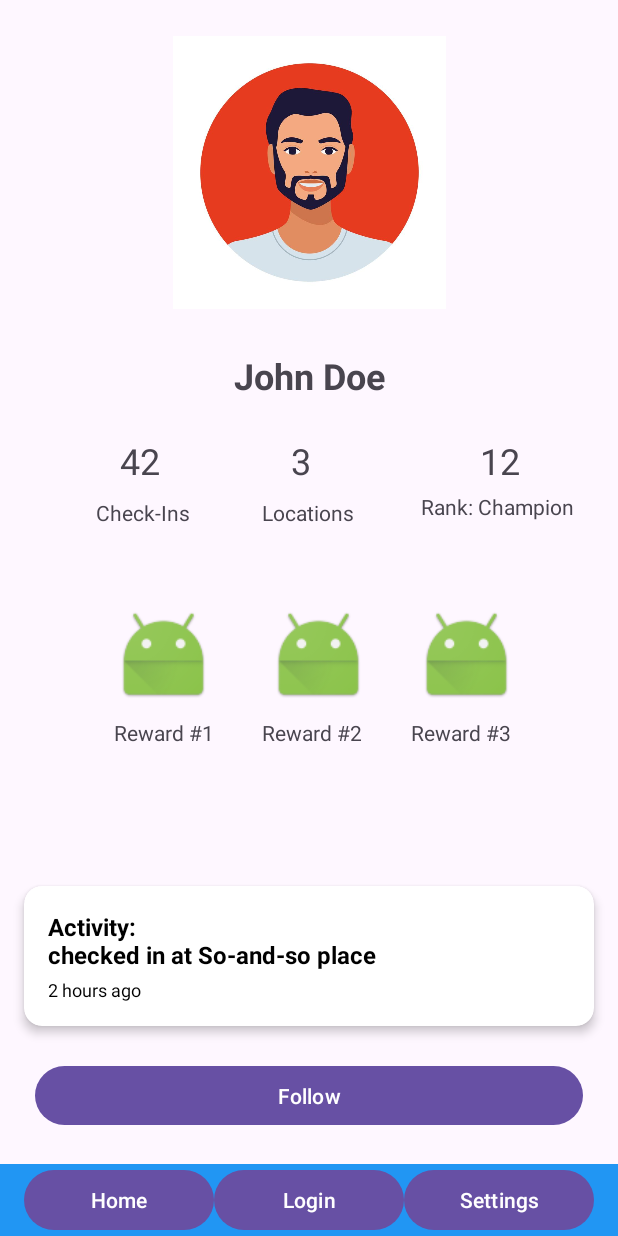
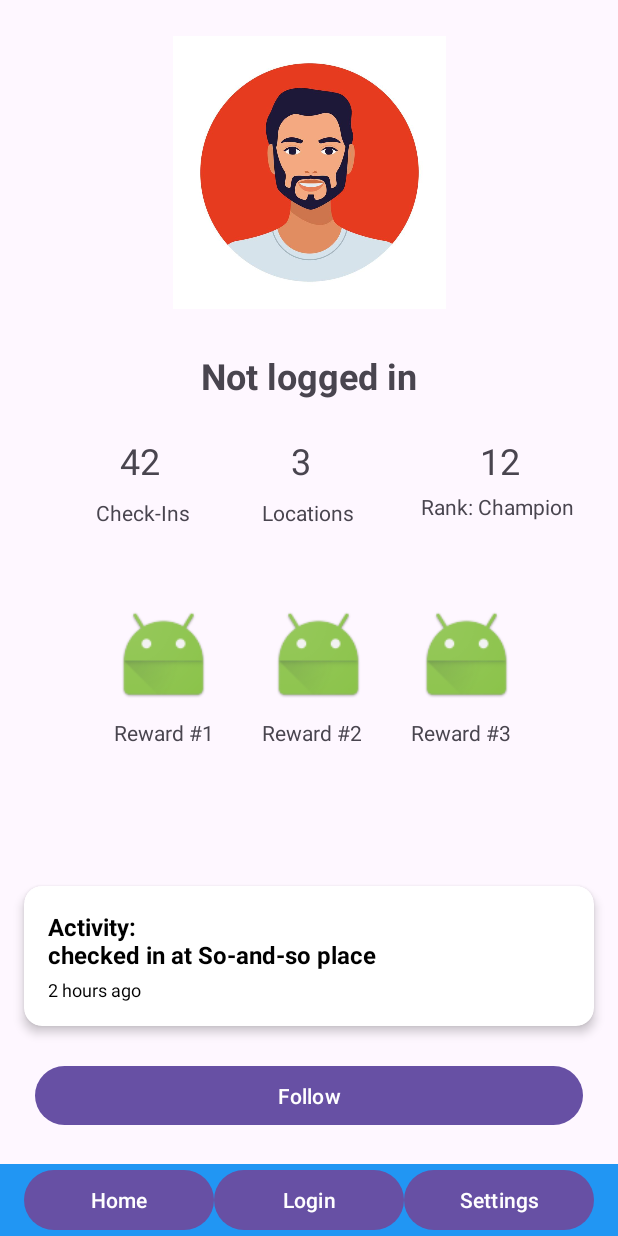
Before and after one commit to DanielOrlov/Mobile-dev-Project, an Android app: the screen it shows after launch (UserProfileActivity), after a tap on "USER PROFILE", on a phone screen of 412 x 824 dp. Run offline under Robolectric (Android 15) with nearby library versions, the phone set to English and light mode, and no system bars; our stand-ins replace Firebase (no records; nobody signed in at launch, a user with empty details on screens opened directly), Room's generated code.

Commit message:
user profile shows current user

```diff
--- a/app/src/main/java/com/example/mobile_dev_project/MapActivity.java
+++ b/app/src/main/java/com/example/mobile_dev_project/MapActivity.java
@@ -3,10 +3,13 @@ package com.example.mobile_dev_project;
 import android.content.Intent;
 import android.os.Bundle;
 import android.widget.Button;
+import android.widget.TextView;
 
 import com.example.mobile_dev_project.data.local.dao.LocationDao;
 import com.example.mobile_dev_project.data.local.db.AppDatabase;
 import com.example.mobile_dev_project.data.local.entity.Location;
+import com.google.firebase.auth.FirebaseAuth;
+import com.google.firebase.auth.FirebaseUser;
 
 public class MapActivity extends BaseActivity {
 
--- a/app/src/main/java/com/example/mobile_dev_project/UserProfileActivity.java
+++ b/app/src/main/java/com/example/mobile_dev_project/UserProfileActivity.java
@@ -1,22 +1,55 @@
 package com.example.mobile_dev_project;
 
 import android.os.Bundle;
+import android.widget.TextView;
 
 import androidx.activity.EdgeToEdge;
 import androidx.core.graphics.Insets;
 import androidx.core.view.ViewCompat;
 import androidx.core.view.WindowInsetsCompat;
 
-import com.example.mobile_dev_project.BaseActivity;
+import com.example.mobile_dev_project.data.local.dao.UserDao;
+import com.example.mobile_dev_project.data.local.db.AppDatabase;
+import com.google.firebase.auth.FirebaseAuth;
+import com.google.firebase.auth.FirebaseUser;
 
 public class
 UserProfileActivity extends BaseActivity {
+    private AppDatabase db;
+    private UserDao userDao;
+
+    TextView displayName;
 
     @Override
     protected void onCreate(Bundle savedInstanceState) {
         super.onCreate(savedInstanceState);
         EdgeToEdge.enable(this);
         setContentView(R.layout.activity_user_profile);
+
+        displayName = findViewById(R.id.displayNameId);
+
+        FirebaseUser fUser = FirebaseAuth.getInstance().getCurrentUser();
+        if(fUser == null){
+            displayName.setText("Not logged in");
+            return;
+        }
+
+        db = AppDatabase.getInstance(this);
+        userDao = db.userDao();
+
+        userDao.observeByUid(fUser.getUid()).observe(this, user ->{
+            if(user == null){
+                String label = (fUser.getEmail() != null) ? fUser.getEmail() : fUser.getUid();
+                displayName.setText(label);
+            }
+            else {
+                String name = (user.displayName != null && !user.displayName.trim().isEmpty())
+                        ? user.displayName
+                        : ((user.email != null) ? user.email : user.uid);
+                displayName.setText(name);
+            }
+        });
+
         ViewCompat.setOnApplyWindowInsetsListener(findViewById(R.id.main), (v, insets) -> {
             Insets systemBars = insets.getInsets(WindowInsetsCompat.Type.systemBars());
             v.setPadding(systemBars.left, systemBars.top, systemBars.right, systemBars.bottom);
--- a/app/src/main/res/layout/activity_user_profile.xml
+++ b/app/src/main/res/layout/activity_user_profile.xml
@@ -14,7 +14,7 @@
         android:layout_marginTop="132dp"
         android:layout_marginEnd="68dp"
         app:layout_constraintEnd_toEndOf="parent"
-        app:layout_constraintTop_toBottomOf="@+id/textView4"
+        app:layout_constraintTop_toBottomOf="@+id/displayNameId"
         app:srcCompat="@android:mipmap/sym_def_app_icon" />
 
     <TextView
@@ -35,7 +35,7 @@
         android:layout_marginStart="76dp"
         android:layout_marginTop="132dp"
         app:layout_constraintStart_toStartOf="parent"
-        app:layout_constraintTop_toBottomOf="@+id/textView4"
+        app:layout_constraintTop_toBottomOf="@+id/displayNameId"
         app:srcCompat="@android:mipmap/sym_def_app_icon" />
 
     <TextView
@@ -59,7 +59,7 @@
         app:layout_constraintTop_toTopOf="parent" />
 
     <TextView
-        android:id="@+id/textView4"
+        android:id="@+id/displayNameId"
         android:layout_width="wrap_content"
         android:layout_height="wrap_content"
         android:layout_marginTop="28dp"
@@ -81,7 +81,7 @@
         app:layout_constraintEnd_toEndOf="parent"
         app:layout_constraintHorizontal_bias="0.0"
         app:layout_constraintStart_toEndOf="@+id/textView6"
-        app:layout_constraintTop_toBottomOf="@+id/textView4" />
+        app:layout_constraintTop_toBottomOf="@+id/displayNameId" />
 
     <TextView
         android:id="@+id/textView10"
@@ -113,7 +113,7 @@
         android:text="42"
         android:textSize="24sp"
         app:layout_constraintStart_toStartOf="parent"
-        app:layout_constraintTop_toBottomOf="@+id/textView4" />
+        app:layout_constraintTop_toBottomOf="@+id/displayNameId" />
 
     <TextView
         android:id="@+id/textView6"
@@ -124,7 +124,7 @@
         android:text=" 3"
         android:textSize="24sp"
         app:layout_constraintStart_toEndOf="@+id/textView5"
-        app:layout_constraintTop_toBottomOf="@+id/textView4" />
+        app:layout_constraintTop_toBottomOf="@+id/displayNameId" />
 
     <TextView
         android:id="@+id/textView9"
@@ -144,7 +144,7 @@
         app:layout_constraintEnd_toStartOf="@+id/imageView3"
         app:layout_constraintHorizontal_bias="0.53"
         app:layout_constraintStart_toEndOf="@+id/imageView2"
-        app:layout_constraintTop_toBottomOf="@+id/textView4"
+        app:layout_constraintTop_toBottomOf="@+id/displayNameId"
         app:srcCompat="@android:mipmap/sym_def_app_icon" />
 
     <TextView
```
